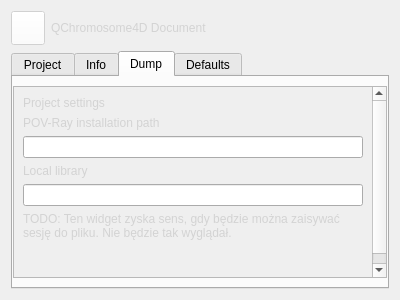
Above: QChromosome/projectsettings.ui from Michalaq/ChromosomeVisualizer before the change. Below: the same form after it.
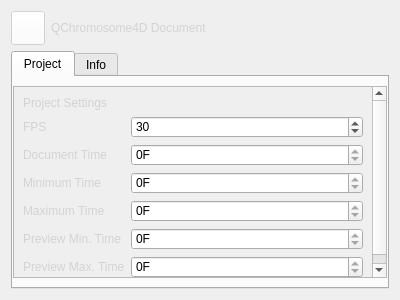
That is the form after the change. The open tabs and pages were chosen to show the change. Icons and pictures are not drawn. Custom widgets are drawn as their Qt base class.

Patch:
```diff
--- a/QChromosome/projectsettings.ui
+++ b/QChromosome/projectsettings.ui
@@ -370,96 +370,6 @@
        </item>
       </layout>
      </widget>
-     <widget class="QWidget" name="tab">
-      <attribute name="title">
-       <string>Dump</string>
-      </attribute>
-      <layout class="QGridLayout" name="gridLayout_2">
-       <property name="leftMargin">
-        <number>0</number>
-       </property>
-       <property name="rightMargin">
-        <number>0</number>
-       </property>
-       <item row="0" column="0">
-        <widget class="QScrollArea" name="scrollArea">
-         <property name="widgetResizable">
-          <bool>true</bool>
-         </property>
-         <widget class="QWidget" name="scrollAreaWidgetContents">
-          <property name="geometry">
-           <rect>
-            <x>0</x>
-            <y>0</y>
-            <width>362</width>
-            <height>208</height>
-           </rect>
-          </property>
-          <layout class="QVBoxLayout" name="verticalLayout">
-           <item>
-            <widget class="QLabel" name="label_5">
-             <property name="text">
-              <string>Project settings</string>
-             </property>
-             <property name="class" stdset="0">
-              <string>section</string>
-             </property>
-            </widget>
-           </item>
-           <item>
-            <widget class="Label" name="label">
-             <property name="text">
-              <string>POV-Ray installation path</string>
-             </property>
-            </widget>
-           </item>
-           <item>
-            <widget class="FileEdit" name="lineEdit"/>
-           </item>
-           <item>
-            <widget class="QLabel" name="label_4">
-             <property name="text">
-              <string>Local library</string>
-             </property>
-            </widget>
-           </item>
-           <item>
-            <widget class="FileEdit" name="lineEdit_2"/>
-           </item>
-           <item>
-            <widget class="QLabel" name="label_3">
-             <property name="text">
-              <string>TODO: Ten widget zyska sens, gdy będzie można zaisywać sesję do pliku. Nie będzie tak wyglądał.</string>
-             </property>
-             <property name="wordWrap">
-              <bool>true</bool>
-             </property>
-            </widget>
-           </item>
-           <item>
-            <spacer name="verticalSpacer">
-             <property name="orientation">
-              <enum>Qt::Vertical</enum>
-             </property>
-             <property name="sizeHint" stdset="0">
-              <size>
-               <width>20</width>
-               <height>40</height>
-              </size>
-             </property>
-            </spacer>
-           </item>
-          </layout>
-         </widget>
-        </widget>
-       </item>
-      </layout>
-     </widget>
-     <widget class="Defaults" name="tab_3">
-      <attribute name="title">
-       <string>Defaults</string>
-      </attribute>
-     </widget>
     </widget>
    </item>
   </layout>
@@ -470,6 +380,11 @@
    <extends>QPushButton</extends>
    <header>mediacontrol.h</header>
   </customwidget>
+  <customwidget>
+   <class>FileEdit</class>
+   <extends>QLineEdit</extends>
+   <header>fileedit.h</header>
+  </customwidget>
   <customwidget>
    <class>SpinBox</class>
    <extends>QSpinBox</extends>
@@ -480,17 +395,6 @@
    <extends>QLabel</extends>
    <header>label.h</header>
   </customwidget>
-  <customwidget>
-   <class>FileEdit</class>
-   <extends>QLineEdit</extends>
-   <header>fileedit.h</header>
-  </customwidget>
-  <customwidget>
-   <class>Defaults</class>
-   <extends>QWidget</extends>
-   <header>defaults.h</header>
-   <container>1</container>
-  </customwidget>
   <customwidget>
    <class>LineEdit</class>
    <extends>QLineEdit</extends>
```
